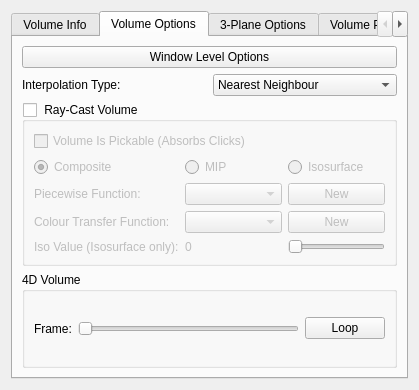
Old version of the form rtUI/volume3DOptions.ui in the repository pengwg/vurtigo.
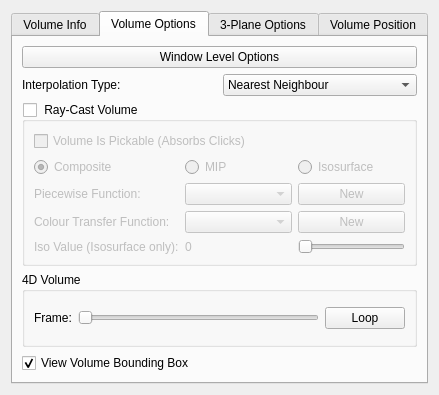
New version of the form. The open tabs and pages were chosen to show the change.

Commit message:
Added bounding box checkbox
Analysis:

Bounding box was always on and disabled menus took up room.

Resolution:

Added checkbox for bounding box

BugID: 750
Reviewed by:

```diff
--- a/rtUI/volume3DOptions.ui
+++ b/rtUI/volume3DOptions.ui
@@ -6,8 +6,8 @@
    <rect>
     <x>0</x>
     <y>0</y>
-    <width>419</width>
-    <height>390</height>
+    <width>439</width>
+    <height>395</height>
    </rect>
   </property>
   <property name="windowTitle">
@@ -84,6 +84,12 @@
        </item>
        <item>
         <widget class="QGroupBox" name="groupRayCastVolume">
+         <property name="maximumSize">
+          <size>
+           <width>16777215</width>
+           <height>16777215</height>
+          </size>
+         </property>
          <property name="title">
           <string> Ray-Cast Volume</string>
          </property>
@@ -245,6 +251,16 @@
          </layout>
         </widget>
        </item>
+       <item>
+        <widget class="QCheckBox" name="boundBox">
+         <property name="text">
+          <string>View Volume Bounding Box</string>
+         </property>
+         <property name="checked">
+          <bool>true</bool>
+         </property>
+        </widget>
+       </item>
       </layout>
      </widget>
      <widget class="QWidget" name="tab_4">
```
The commit also changes 4 other files.
